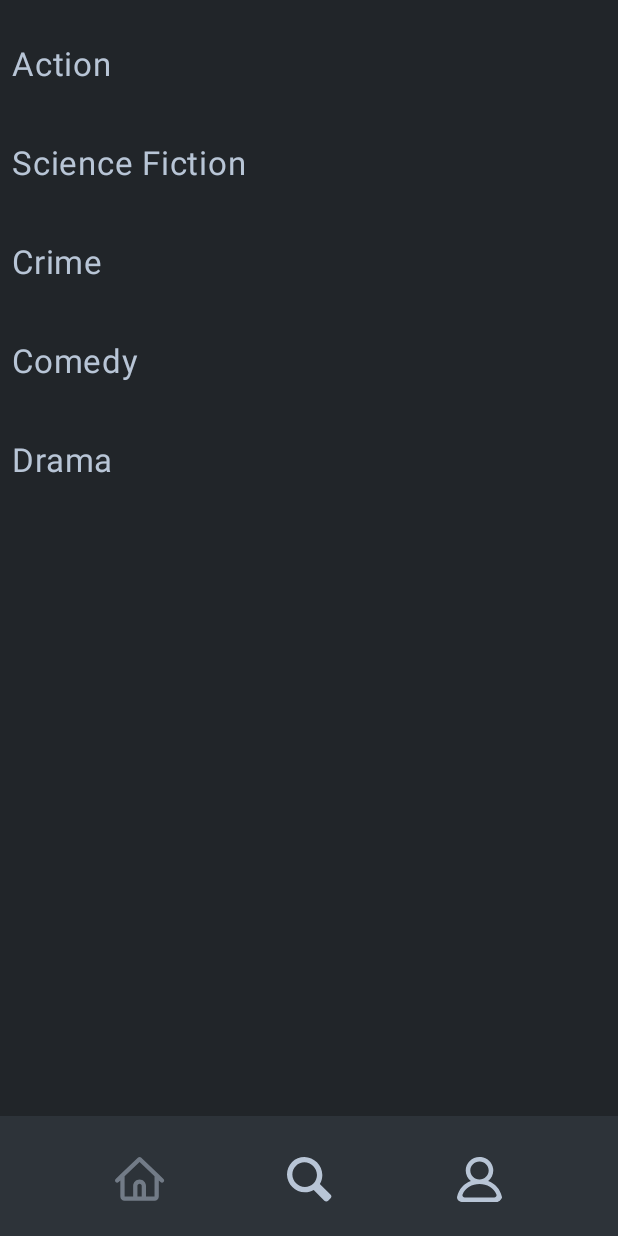
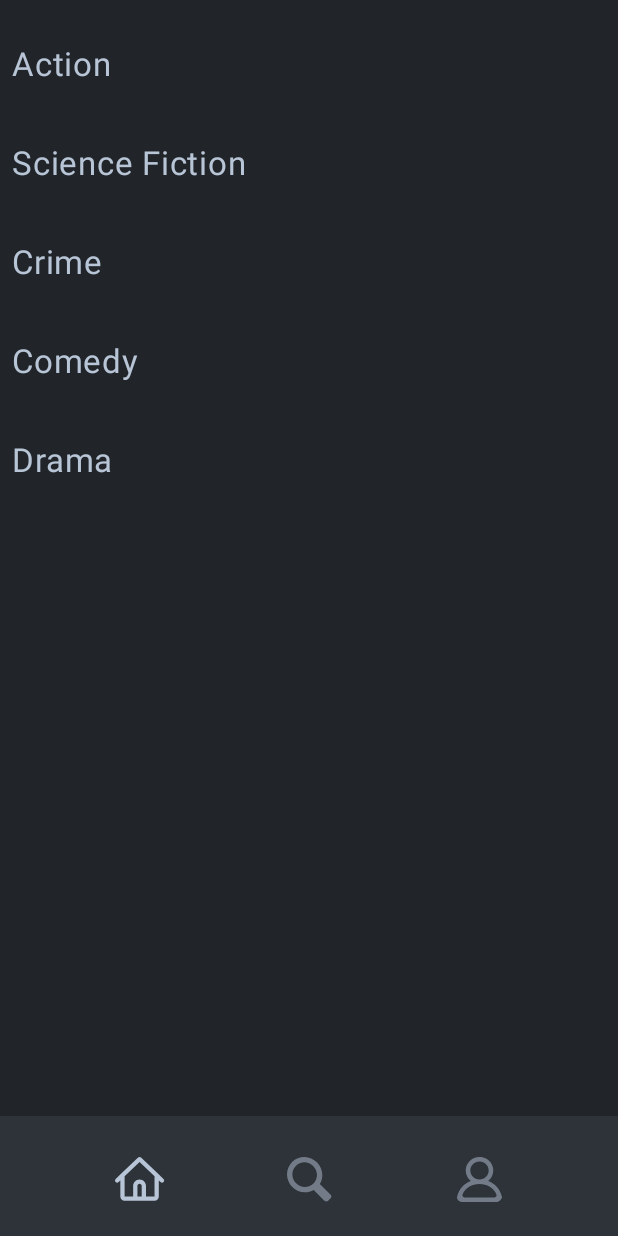
Before and after one commit to 2049may/tvshelf, an Android app built with Jetpack Compose: the composable MainScreen shown on its own in the app's theme, on a phone screen of 412 x 824 dp. Run offline under Robolectric (Android 15) with nearby library versions, the phone set to English and light mode, and no system bars; our stand-ins replace Firebase (no records; nobody signed in at launch, a user with empty details on screens opened directly), livedata-compose; libraries missing offline, so code that uses them is left out: com.ramcosta.composedestinations; pictures from the network do not load; 2 statements that could not run were skipped.

Commit message:
feat(bottombar) : changed icons opacity

```diff
--- a/app/src/main/java/com/pirrera/tvshelf/MainActivity.kt
+++ b/app/src/main/java/com/pirrera/tvshelf/MainActivity.kt
@@ -217,7 +217,7 @@ fun BottomAppBarButton(
             contentDescription = iconName,
             modifier = Modifier
                 .height(30.dp)
-                .alpha(if (isSelected) 0.5f else 1f)
+                .alpha(if (isSelected) 1f else 0.5f)
         )
     }
 }
```
